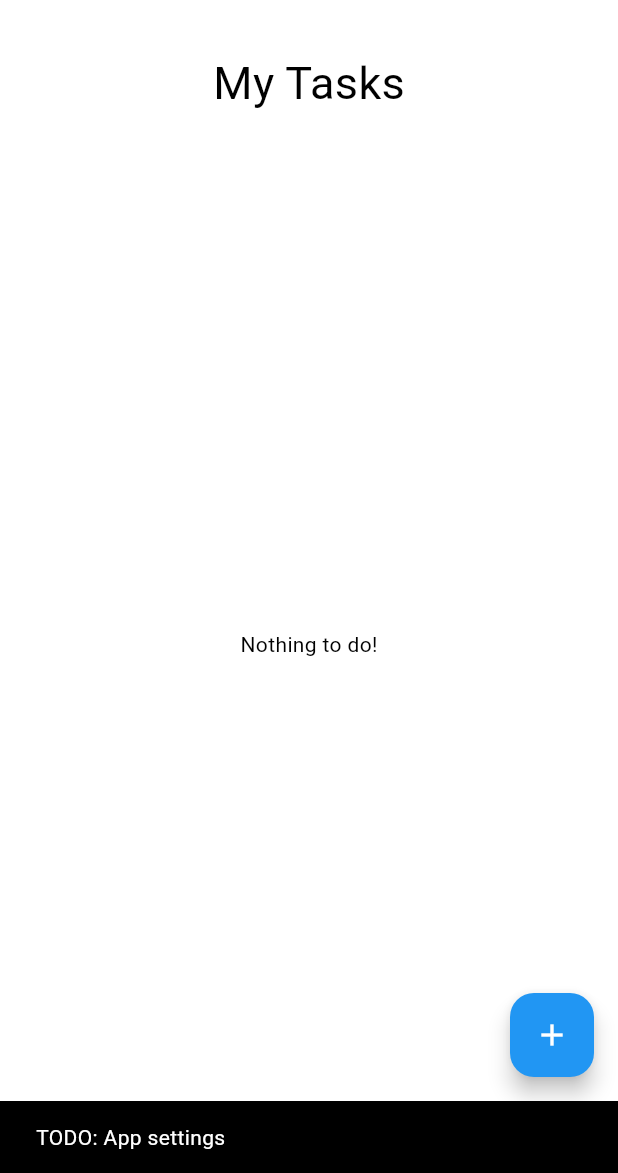
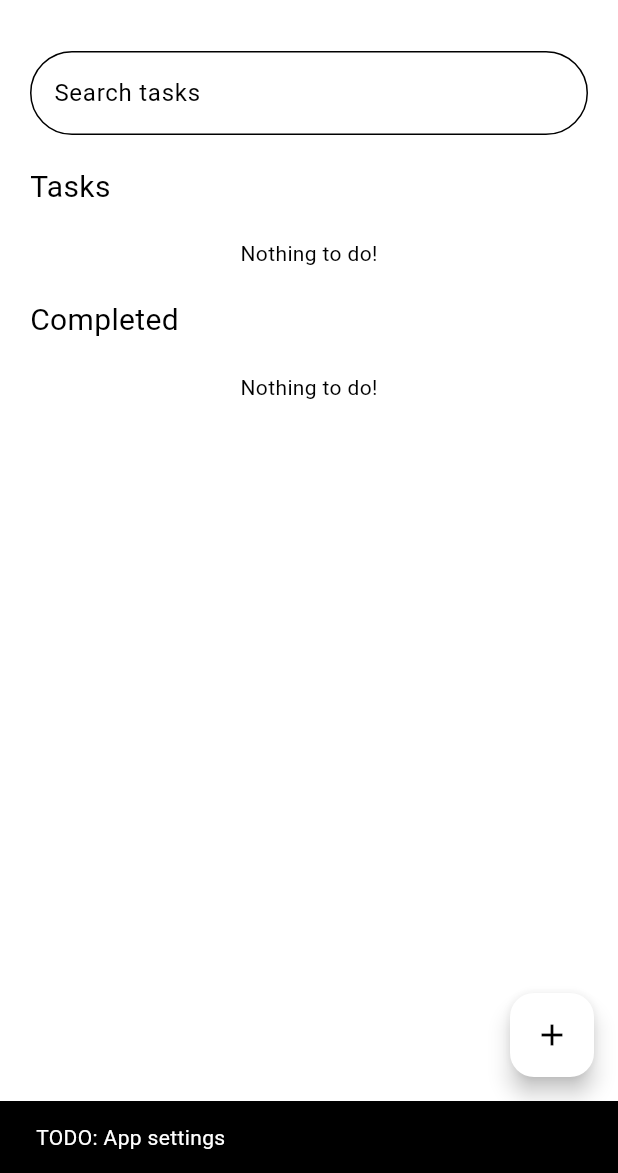
Before and after one commit to Hedevgare/uptodo, a Flutter app: the screen it shows after launch, after a tap on the "settings" icon, on a phone screen of 412 x 824 dp, the part 63-1236 px from its top. Run offline on Flutter 3.47's test engine with Material 3 defaults, Android fonts, the phone set to English and light mode, and no system bars; our stand-ins replace sqflite; accounts and stored records are empty.

Commit message:
Refactor home view to show lists of done and undone tasks

```diff
--- /dev/null
+++ b/devtools_options.yaml
@@ -0,0 +1,3 @@
+description: This file stores settings for Dart & Flutter DevTools.
+documentation: https://docs.flutter.dev/tools/devtools/extensions#configure-extension-enablement-states
+extensions:
--- a/lib/main.dart
+++ b/lib/main.dart
@@ -20,7 +20,7 @@ class MyApp extends StatelessWidget {
           colorScheme: const ColorScheme.light(primary: Colors.blue),
           elevatedButtonTheme: ElevatedButtonThemeData(
               style: ElevatedButton.styleFrom(
-                  backgroundColor: Colors.blue, foregroundColor: Colors.white)),
+                  backgroundColor: Colors.white, foregroundColor: Colors.black)),
           useMaterial3: true,
         ),
         home: const MyHomePage(title: 'Uptodo'),
--- a/lib/providers/task_provider.dart
+++ b/lib/providers/task_provider.dart
@@ -3,14 +3,12 @@ import 'package:uptodo/services/database.dart';
 import '../models/task.dart';
 
 class TaskProvider extends ChangeNotifier {
-  DatabaseService database = DatabaseService();
+  final DatabaseService database = DatabaseService();
 
-  TaskProvider() {
-    getTasks();
-  }
+  TaskProvider();
 
-  Future<List<Task>> getTasks() async {
-    return await database.allTasks();
+  Future<List<Task>> getTasks(bool isDone) async {
+    return await database.allTasks(isDone);
   }
 
   Future<void> addTask(task) async {
@@ -28,6 +26,7 @@ class TaskProvider extends ChangeNotifier {
     notifyListeners();
   }
 
+  // Development purposes
   Future<void> purgeAllData() async {
     await database.deleteAllTasks();
     notifyListeners();
--- a/lib/services/database.dart
+++ b/lib/services/database.dart
@@ -52,9 +52,9 @@ class DatabaseService {
     await db.update('tasks', task.toMap(), where: 'id = ?', whereArgs: [task.id]);
 }
 
-  Future<List<Task>> allTasks() async {
+  Future<List<Task>> allTasks(bool isDone) async {
     final db = await database;
-    final List<Map<String, Object?>> tasksMap = await db.query('tasks', orderBy: 'is_done ASC');
+    final List<Map<String, Object?>> tasksMap = await db.query('tasks', where: 'is_done = ?', whereArgs: [isDone ? 1 : 0], orderBy: 'due_date ASC');
     return tasksMap.map((map) => Task.fromMap(map)).toList();
   }
 
--- a/lib/ui/task_item_list.dart
+++ b/lib/ui/task_item_list.dart
@@ -38,7 +38,7 @@ class _TaskItemListState extends State<TaskItemList> {
       padding: const EdgeInsets.all(5.0),
       child: Container(
         decoration: BoxDecoration(
-            color: task.isDone ? Colors.limeAccent[700] : Colors.white,
+            color: task.isDone ? Colors.grey[300] : Colors.white,
             borderRadius: BorderRadius.circular(15),
             boxShadow: [
               BoxShadow(
@@ -55,7 +55,7 @@ class _TaskItemListState extends State<TaskItemList> {
                   child: Column(
                       crossAxisAlignment: CrossAxisAlignment.start,
                       children: [
-                    Text(task.title, style: const TextStyle(fontSize: 16)),
+                    Text(task.title, style: TextStyle(fontSize: 16, color: task.isDone ? Colors.grey[700] : Colors.black),),
                     Text(
                       task.dueDate == 'null'
                           ? ''
@@ -102,7 +102,7 @@ class _TaskItemListState extends State<TaskItemList> {
                           );
                         },
                       ),
-                  icon: const Icon(Icons.more_horiz)),
+                  icon: Icon(Icons.more_horiz, color: task.isDone ? Colors.grey[700] : Colors.black,)),
             ],
           ),
         ),
--- a/lib/ui/task_list.dart
+++ b/lib/ui/task_list.dart
@@ -6,7 +6,9 @@ import 'package:uptodo/ui/task_item_list.dart';
 import '../models/task.dart';
 
 class TaskList extends StatelessWidget {
-  const TaskList({super.key});
+  final bool isDone;
+
+  const TaskList({super.key, required this.isDone});
 
   Task toggleTask(Task task) {
     task.isDone = !task.isDone;
@@ -18,7 +20,7 @@ class TaskList extends StatelessWidget {
     return Consumer<TaskProvider>(
       builder: (context, taskProvider, child) {
           return FutureBuilder<List<Task>>(
-                future: taskProvider.getTasks(),
+                future: taskProvider.getTasks(isDone),
                 builder: (context, snapshot) {
                   if (snapshot.connectionState == ConnectionState.waiting) {
                     return const Center(child: CircularProgressIndicator());
@@ -29,6 +31,7 @@ class TaskList extends StatelessWidget {
                   } else {
                     List<Task> t = snapshot.data ?? [];
                     return ListView.builder(
+                        shrinkWrap: true,
                         itemCount: t.length,
                         itemBuilder: (context, int index) {
                           return TaskItemList(
--- a/lib/views/home.dart
+++ b/lib/views/home.dart
@@ -1,11 +1,6 @@
-import 'dart:developer';
-
 import 'package:flutter/material.dart';
 import 'package:provider/provider.dart';
-import 'package:uptodo/models/task.dart';
 import 'package:uptodo/providers/task_provider.dart';
-import 'package:uptodo/services/database.dart';
-import 'package:uptodo/ui/task_item_list.dart';
 import 'package:uptodo/ui/task_list.dart';
 import 'package:uptodo/views/new_task.dart';
 
@@ -19,48 +14,19 @@ class MyHomePage extends StatefulWidget {
 }
 
 class _MyHomePageState extends State<MyHomePage> {
-  final DatabaseService database = DatabaseService();
-
-  Future<List<Task>> getTasks() async {
-    var tasks = await database.allTasks();
-    return tasks;
-  }
-
-  late Future<List<Task>> tasks;
+  late TextEditingController controller;
 
   @override
   void initState() {
     super.initState();
-    tasks = getTasks();
+    controller = TextEditingController();
   }
 
-  void updateTask(Task task) async {
-    task.isDone = !task.isDone;
-    await database.updateTask(task).then((r) => {
-          setState(() {
-            tasks = getTasks();
-          })
-        });
+  @override
+  void dispose() {
+    controller.dispose();
+    super.dispose();
   }
-
-  void deleteTask(int id) {
-    database.deleteTask(id).then((r) => {
-          setState(() {
-            tasks = getTasks();
-          })
-        });
-  }
-
-  // Development purposes
-  void purgeDatabase() {
-    database.deleteAllTasks().then((r) => {
-          setState(() {
-            tasks = getTasks();
-          })
-        });
-  }
-
-  // End
 
   @override
   Widget build(BuildContext context) {
@@ -73,43 +39,64 @@ class _MyHomePageState extends State<MyHomePage> {
               onPressed: () {
                 ScaffoldMessenger.of(context).showSnackBar(
                     const SnackBar(content: Text("TODO: App settings")));
-                Provider.of<TaskProvider>(context, listen: false).purgeAllData();
+                Provider.of<TaskProvider>(context, listen: false)
+                    .purgeAllData();
               },
               icon: const Icon(Icons.settings))
         ],
       ),
-      body: const Padding(
-        padding: EdgeInsets.all(20.0),
+      body: SingleChildScrollView(
+        padding: const EdgeInsets.all(20.0),
         child: Column(
+          crossAxisAlignment: CrossAxisAlignment.start,
           children: [
-            // const TextField(
-            //   decoration: InputDecoration(hintText: "Search tasks"),
-            // ),
-            Text(
-              "My Tasks",
-              style: TextStyle(fontSize: 30),
+            TextField(
+              controller: controller,
+              decoration: const InputDecoration(
+                  hintText: "Search tasks",
+                  border: OutlineInputBorder(
+                      borderRadius: BorderRadius.all(Radius.circular(50.0)))),
+              onTapOutside: (e) => FocusScope.of(context).unfocus(),
             ),
-            SizedBox(
+            const SizedBox(
               height: 20,
             ),
-            Expanded(
-              child: TaskList(),
+            const Text(
+              "Tasks",
+              style: TextStyle(fontSize: 20),
             ),
+            const SizedBox(
+              height: 20,
+            ),
+            const TaskList(
+              isDone: false,
+            ),
+            const SizedBox(
+              height: 20,
+            ),
+            const Text(
+              "Completed",
+              style: TextStyle(fontSize: 20),
+            ),
+            const SizedBox(
+              height: 20,
+            ),
+            const TaskList(
+              isDone: true,
+            )
           ],
         ),
       ),
       floatingActionButton: FloatingActionButton(
+        backgroundColor: Colors.white,
+        foregroundColor: Colors.black,
         onPressed: () async {
-          await Navigator.push(
-              context, MaterialPageRoute(builder: (context) => const NewTask()));
+          await Navigator.push(context,
+              MaterialPageRoute(builder: (context) => const NewTask()));
         },
         tooltip: 'New task',
         child: const Icon(Icons.add),
       ),
     );
   }
-
-  // Future<void> navigateToNewTask(BuildContext context) async {
-  //   await
-  // }
 }
```
